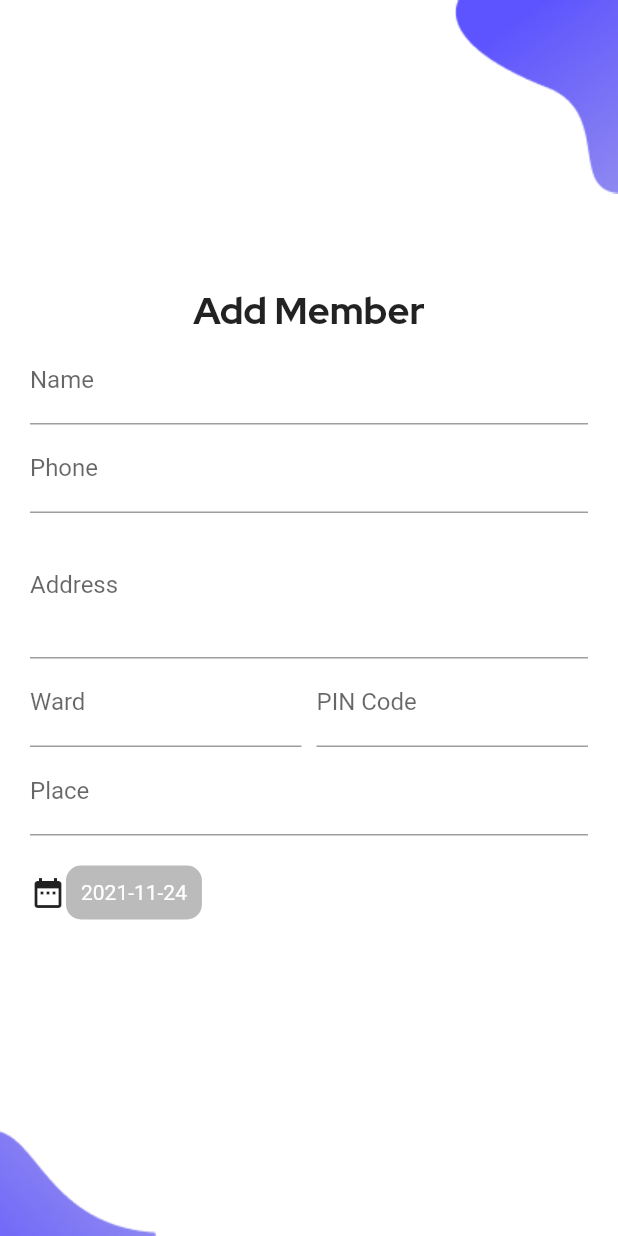
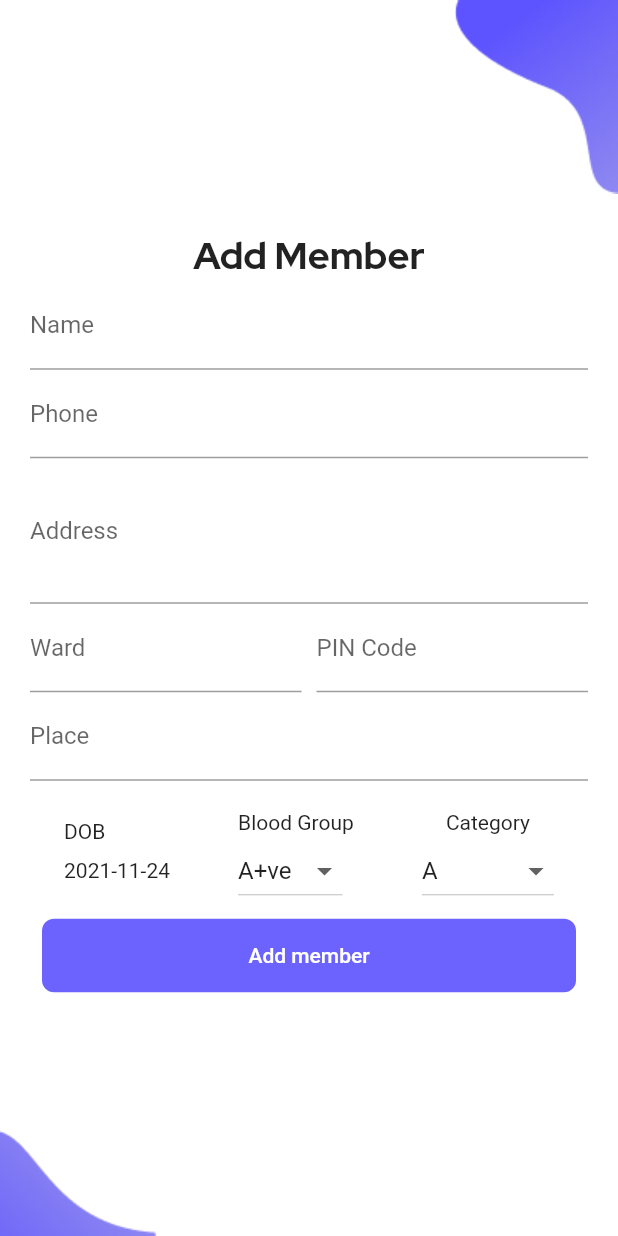
Before and after one commit to smidhunkks/Libman, a Flutter app: the AddMember screen opened directly, on a phone screen of 412 x 824 dp. Run offline on Flutter 3.47's test engine with Material 2 defaults, Android fonts, the light colour scheme and no system bars; our stand-ins replace cloud_firestore, firebase_auth, firebase_core; accounts and stored records are empty.

Commit message:
completed add member ui

```diff
--- a/lib/main.dart
+++ b/lib/main.dart
@@ -1,5 +1,5 @@
 import 'package:flutter/material.dart';
-import 'package:libman/screens/auth/authservice.dart';
+import 'package:libman/services/authservice.dart';
 import 'package:libman/screens/auth/wrapper.dart';
 
 import 'package:provider/provider.dart';
--- a/lib/screens/auth/login.dart
+++ b/lib/screens/auth/login.dart
@@ -6,7 +6,7 @@ import 'package:libman/Components/authbutton.dart';
 import 'package:libman/Components/background.dart';
 import 'package:libman/constants.dart';
 import 'package:libman/screens/Welcome/welcome.dart';
-import 'package:libman/screens/auth/authservice.dart';
+import 'package:libman/services/authservice.dart';
 import 'package:libman/screens/dashboard/dashboard.dart';
 import 'package:provider/provider.dart';
 
--- a/lib/screens/auth/signup.dart
+++ b/lib/screens/auth/signup.dart
@@ -6,7 +6,7 @@ import 'package:libman/Components/authbutton.dart';
 import 'package:libman/Components/background.dart';
 import 'package:libman/constants.dart';
 import 'package:libman/screens/Welcome/welcome.dart';
-import 'package:libman/screens/auth/authservice.dart';
+import 'package:libman/services/authservice.dart';
 import 'package:libman/screens/dashboard/dashboard.dart';
 import 'package:provider/provider.dart';
 
@@ -19,7 +19,6 @@ class _SignUpState extends State<SignUp> {
   TextEditingController email = new TextEditingController();
   TextEditingController password = new TextEditingController();
   TextEditingController conf_password = new TextEditingController();
-
 
   @override
   void initState() {
--- a/lib/screens/auth/wrapper.dart
+++ b/lib/screens/auth/wrapper.dart
@@ -1,7 +1,7 @@
 import 'package:flutter/material.dart';
 import 'package:libman/Components/model/user.dart';
 import 'package:libman/screens/Welcome/welcome.dart';
-import 'package:libman/screens/auth/authservice.dart';
+import 'package:libman/services/authservice.dart';
 import 'package:libman/screens/dashboard/dashboard.dart';
 import 'package:provider/provider.dart';
 
--- a/lib/screens/dashboard/dashboard.dart
+++ b/lib/screens/dashboard/dashboard.dart
@@ -4,7 +4,7 @@ import 'package:flutter/material.dart';
 import 'package:libman/Components/background.dart';
 import 'package:libman/constants.dart';
 import 'package:libman/screens/Welcome/welcome.dart';
-import 'package:libman/screens/auth/authservice.dart';
+import 'package:libman/services/authservice.dart';
 import 'package:provider/provider.dart';
 
 import 'package:libman/screens/tabs/inventory.dart';
--- a/lib/screens/tabs/membership_fn/addmember.dart
+++ b/lib/screens/tabs/membership_fn/addmember.dart
@@ -13,10 +13,30 @@ class AddMember extends StatefulWidget {
 class _AddMemberState extends State<AddMember> {
   final _formKey = GlobalKey<FormState>();
   final DateFormat formatter = DateFormat('yyyy-MM-dd');
+  int selectedbloodgp = 0;
+  int selectedcategory = 0;
 
   dynamic _selectedDate = DateTime.now();
+  List<String> bloodgroup = [
+    "A+ve",
+    "A-ve",
+    "B+ve",
+    "B-ve",
+    "AB+ve",
+    "AB-ve",
+    "O+ve",
+    "O-ve"
+  ];
+  List<String> category = ["A", "B", "Deposit"];
 
-  TextEditingController _dateController = new TextEditingController();
+  TextEditingController _dateController = TextEditingController();
+  TextEditingController name = TextEditingController();
+  TextEditingController phone = TextEditingController();
+  TextEditingController address = TextEditingController();
+  TextEditingController ward = TextEditingController();
+  TextEditingController pin = TextEditingController();
+  TextEditingController place = TextEditingController();
+
   Future<void> _selectDate(BuildContext context) async {
     final DateTime? d = await showDatePicker(
       //we wait for the dialog to return
@@ -25,15 +45,18 @@ class _AddMemberState extends State<AddMember> {
       firstDate: DateTime(2015),
       lastDate: DateTime(2050),
     );
-    if (d != null) //if the user has selected a date
+    if (d != null) {
+      //if the user has selected a date
       setState(() {
         // we format the selected date and assign it to the state variable
         _selectedDate = d;
       });
     }
+  }
 
   @override
   Widget build(BuildContext context) {
+    Size size = MediaQuery.of(context).size;
     return Scaffold(
       body: Background(
         child: SingleChildScrollView(
@@ -50,6 +73,7 @@ class _AddMemberState extends State<AddMember> {
                     style: kscreentitle,
                   ),
                   TextFormField(
+                    controller: name,
                     validator: (value) {
                       if (value!.isEmpty) {
                         return "Enter Name";
@@ -61,6 +85,7 @@ class _AddMemberState extends State<AddMember> {
                     ),
                   ),
                   TextFormField(
+                    controller: phone,
                     validator: (value) {
                       if (value!.isEmpty) {
                         return "Enter Phone";
@@ -72,6 +97,7 @@ class _AddMemberState extends State<AddMember> {
                     ),
                   ),
                   TextFormField(
+                    controller: address,
                     maxLines: 3,
                     validator: (value) {
                       if (value!.isEmpty) {
@@ -87,6 +113,7 @@ class _AddMemberState extends State<AddMember> {
                     children: [
                       Expanded(
                         child: TextFormField(
+                          controller: ward,
                           validator: (value) {
                             if (value!.isEmpty) {
                               return "Enter Ward";
@@ -98,11 +125,12 @@ class _AddMemberState extends State<AddMember> {
                           ),
                         ),
                       ),
-                        SizedBox(
+                      const SizedBox(
                         width: 10,
                       ),
                       Expanded(
                         child: TextFormField(
+                          controller: pin,
                           validator: (value) {
                             if (value!.isEmpty) {
                               return "Enter PIN";
@@ -110,13 +138,14 @@ class _AddMemberState extends State<AddMember> {
                           },
                           decoration: const InputDecoration(
                             labelText: "PIN Code ",
-                              hintText: "PIN //eg:683513",
+                            hintText: "//eg:683513",
                           ),
                         ),
                       ),
                     ],
                   ),
                   TextFormField(
+                    controller: place,
                     validator: (value) {
                       if (value!.isEmpty) {
                         return "Enter Place";
@@ -127,36 +156,105 @@ class _AddMemberState extends State<AddMember> {
                       hintText: "Place",
                     ),
                   ),
+                  const SizedBox(
+                    height: 20,
+                  ),
                   Row(
+                    mainAxisAlignment: MainAxisAlignment.spaceAround,
                     children: [
-                        Icon(Icons.date_range),
                       InkWell(
                         onTap: () {
                           _selectDate(context);
                         },
-                          child: Container(
-                            margin: EdgeInsets.symmetric(vertical: 20),
-                            padding: EdgeInsets.all(10),
-                            decoration: BoxDecoration(
-                              color: Colors.grey.withOpacity(.7),
-                              borderRadius: BorderRadius.circular(10),
-                            ),
+                        child: Column(
+                          crossAxisAlignment: CrossAxisAlignment.start,
+                          children: [
+                            const Text("DOB"),
+                            Container(
+                              // margin: EdgeInsets.symmetric(vertical: 20),
+                              padding: const EdgeInsets.symmetric(vertical: 10),
+                              // decoration: BoxDecoration(
+                              //   color: Colors.grey.withOpacity(.7),
+                              //   borderRadius: BorderRadius.circular(10),
+                              // ),
                               child: Text(
                                 formatter.format(_selectedDate).toString(),
-                              style: TextStyle(color: Colors.white),
                               ),
                             ),
+                          ],
+                        ),
+                      ),
+                      Column(
+                        crossAxisAlignment: CrossAxisAlignment.start,
+                        children: [
+                          const Text("Blood Group"),
+                          DropdownButton(
+                            value: selectedbloodgp,
+                            items: List.generate(
+                                bloodgroup.length,
+                                (index) => DropdownMenuItem(
+                                      child: Text(bloodgroup[index]),
+                                      value: index,
+                                    )),
+                            onChanged: (int? value) {
+                              setState(() {
+                                selectedbloodgp = value!;
+                              });
+                            },
+                          ),
+                        ],
+                      ),
+                      Column(
+                        children: [
+                          const Text("Category"),
+                          DropdownButton(
+                            hint: const Text("Category"),
+                            value: selectedcategory,
+                            items: List.generate(
+                                category.length,
+                                (index) => DropdownMenuItem(
+                                      child: Text(category[index]),
+                                      value: index,
+                                    )),
+                            onChanged: (int? value) {
+                              print(value);
+                              setState(() {
+                                selectedcategory = value!;
+                              });
+                            },
+                          ),
+                        ],
                       )
-                        // DatePickerDialog(
+                      // DatePickerDialog(5
                       //   initialDate: DateTime.now(),
                       //   firstDate: DateTime(2015),
                       //   lastDate: DateTime(2050),
                       // ),
                     ],
                   ),
+                  TextButton(
+                    onPressed: () {
+                      if (_formKey.currentState!.validate()) {
+                        print("mwone set");
+                      }
+                    },
+                    child: Container(
+                        padding:
+                            EdgeInsets.symmetric(vertical: size.height * .02),
+                        decoration: BoxDecoration(
+                            color: kprimarylightcolor,
+                            borderRadius: BorderRadius.circular(8)),
+                        width: double.infinity,
+                        child: const Center(
+                            child: Text(
+                          "Add member",
+                          style: TextStyle(color: Colors.white),
+                        ))),
+                  )
                 ],
               ),
-              )),
+            ),
+          ),
         ),
       ),
     );
--- /dev/null
+++ b/lib/services/userservice.dart
@@ -0,0 +1,15 @@
+import 'package:cloud_firestore/cloud_firestore.dart' as store;
+import 'package:libman/Components/model/membership.dart';
+
+class UserService {
+  final _firestore = store.FirebaseFirestore.instance;
+
+  Future addMember(Member member) async {
+    await _firestore.collection("member").doc().set(
+      {
+        "Name": member.name,
+        "Phone": member.phone,
+      },
+    );
+  }
+}
```
Also changed, not shown: pubspec.yaml (+9 -27 lines), lib/services/authservice.dart (renamed from lib/screens/auth/authservice.dart), pubspec.lock. Lines whose indentation alone changed are shown as unchanged.
